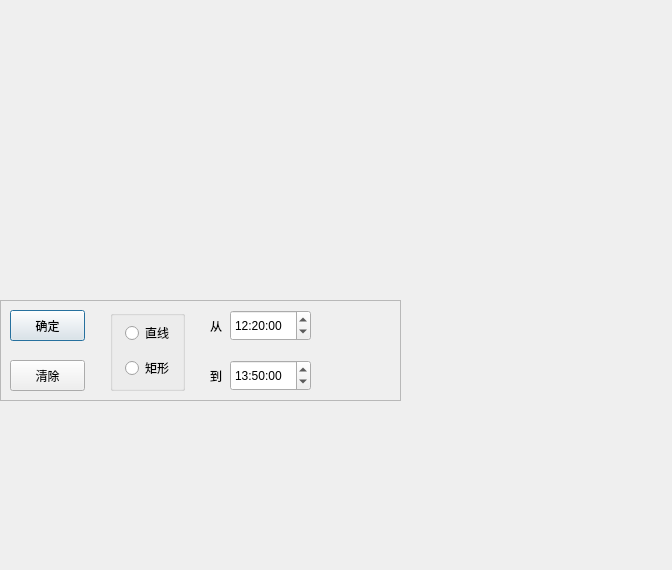
Qt form SystemTest/RealTimeAbstract_Qt/RealTimeAbstract_Qt/drawform.ui (ronnyMakhuddin/motion-detect-tiqu) before a commit.
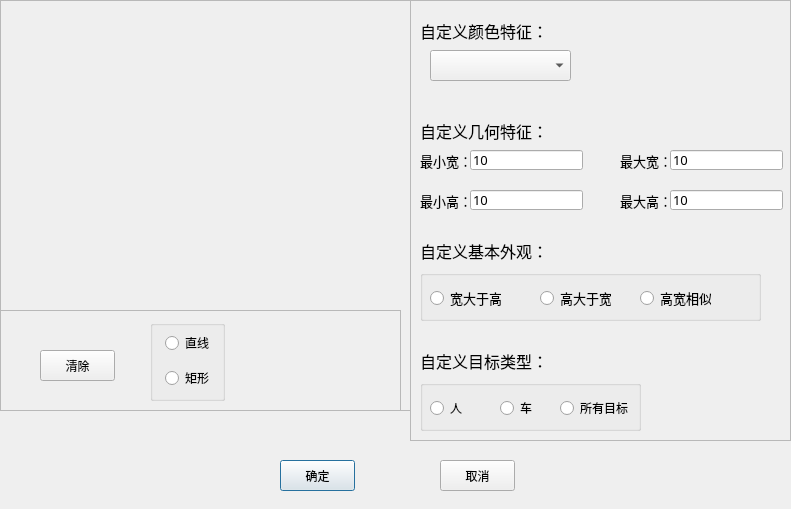
The same form after that commit. Icons and pictures are not drawn.

```diff
--- a/SystemTest/RealTimeAbstract_Qt/RealTimeAbstract_Qt/drawform.ui
+++ b/SystemTest/RealTimeAbstract_Qt/RealTimeAbstract_Qt/drawform.ui
@@ -6,8 +6,8 @@
    <rect>
     <x>0</x>
     <y>0</y>
-    <width>672</width>
-    <height>570</height>
+    <width>791</width>
+    <height>509</height>
    </rect>
   </property>
   <property name="windowTitle">
@@ -17,29 +17,29 @@
    <iconset resource="mainwindow.qrc">
     <normaloff>:/MainWindow/Resources/windowIcon.png</normaloff>:/MainWindow/Resources/windowIcon.png</iconset>
   </property>
-  <widget class="QLabel" name="image_label">
+  <widget class="QPushButton" name="ok_button">
    <property name="geometry">
     <rect>
-     <x>0</x>
-     <y>0</y>
-     <width>400</width>
-     <height>300</height>
+     <x>280</x>
+     <y>460</y>
+     <width>75</width>
+     <height>31</height>
     </rect>
    </property>
    <property name="toolTip">
     <string>在视频上画线进行摘要检索</string>
    </property>
    <property name="text">
-    <string/>
+    <string>确定</string>
    </property>
   </widget>
-  <widget class="QFrame" name="frame">
+  <widget class="QFrame" name="frame_1">
    <property name="geometry">
     <rect>
      <x>0</x>
-     <y>300</y>
-     <width>401</width>
-     <height>101</height>
+     <y>0</y>
+     <width>411</width>
+     <height>411</height>
     </rect>
    </property>
    <property name="frameShape">
@@ -48,143 +48,494 @@
    <property name="frameShadow">
     <enum>QFrame::Raised</enum>
    </property>
-   <widget class="QTimeEdit" name="timeEdit_end">
+   <widget class="QFrame" name="frame">
     <property name="geometry">
      <rect>
-      <x>230</x>
-      <y>60</y>
-      <width>81</width>
-      <height>31</height>
+      <x>0</x>
+      <y>310</y>
+      <width>401</width>
+      <height>101</height>
      </rect>
     </property>
-    <property name="time">
-     <time>
-      <hour>13</hour>
-      <minute>50</minute>
-      <second>0</second>
-     </time>
+    <property name="frameShape">
+     <enum>QFrame::StyledPanel</enum>
     </property>
-   </widget>
-   <widget class="QGroupBox" name="groupBox">
-    <property name="geometry">
-     <rect>
-      <x>110</x>
-      <y>10</y>
-      <width>75</width>
-      <height>81</height>
-     </rect>
+    <property name="frameShadow">
+     <enum>QFrame::Raised</enum>
     </property>
-    <property name="title">
-     <string/>
-    </property>
-    <widget class="QRadioButton" name="line_radiobutton">
+    <widget class="QGroupBox" name="groupBox">
      <property name="geometry">
       <rect>
-       <x>15</x>
-       <y>15</y>
-       <width>51</width>
-       <height>16</height>
+       <x>150</x>
+       <y>10</y>
+       <width>75</width>
+       <height>81</height>
       </rect>
      </property>
-     <property name="toolTip">
-      <string>画一条带箭头的直线，检索按照直线方向运动的视频摘要</string>
+     <property name="title">
+      <string/>
      </property>
-     <property name="text">
-      <string>直线</string>
-     </property>
+     <widget class="QRadioButton" name="line_radiobutton">
+      <property name="geometry">
+       <rect>
+        <x>15</x>
+        <y>15</y>
+        <width>51</width>
+        <height>16</height>
+       </rect>
+      </property>
+      <property name="toolTip">
+       <string>画一条带箭头的直线，检索按照直线方向运动的视频摘要</string>
+      </property>
+      <property name="text">
+       <string>直线</string>
+      </property>
+     </widget>
+     <widget class="QRadioButton" name="rect_radiobutton">
+      <property name="geometry">
+       <rect>
+        <x>15</x>
+        <y>50</y>
+        <width>51</width>
+        <height>16</height>
+       </rect>
+      </property>
+      <property name="toolTip">
+       <string>在视频中画一个矩形，检索进入这个矩形的视频摘要</string>
+      </property>
+      <property name="text">
+       <string>矩形</string>
+      </property>
+     </widget>
     </widget>
-    <widget class="QRadioButton" name="rect_radiobutton">
+    <widget class="QPushButton" name="clear_button">
      <property name="geometry">
       <rect>
-       <x>15</x>
-       <y>50</y>
-       <width>51</width>
-       <height>16</height>
+       <x>40</x>
+       <y>40</y>
+       <width>75</width>
+       <height>31</height>
       </rect>
      </property>
      <property name="toolTip">
       <string>在视频中画一个矩形，检索进入这个矩形的视频摘要</string>
      </property>
      <property name="text">
-      <string>矩形</string>
+      <string>清除</string>
      </property>
     </widget>
    </widget>
-   <widget class="QLabel" name="label_2">
+   <widget class="QLabel" name="image_label">
     <property name="geometry">
      <rect>
-      <x>210</x>
-      <y>60</y>
-      <width>21</width>
-      <height>31</height>
+      <x>0</x>
+      <y>0</y>
+      <width>400</width>
+      <height>300</height>
      </rect>
     </property>
     <property name="text">
-     <string>到</string>
+     <string/>
     </property>
    </widget>
-   <widget class="QLabel" name="label">
+  </widget>
+  <widget class="QFrame" name="frame_2">
+   <property name="geometry">
+    <rect>
+     <x>410</x>
+     <y>0</y>
+     <width>381</width>
+     <height>441</height>
+    </rect>
+   </property>
+   <property name="frameShape">
+    <enum>QFrame::StyledPanel</enum>
+   </property>
+   <property name="frameShadow">
+    <enum>QFrame::Raised</enum>
+   </property>
+   <widget class="QLabel" name="label_4">
     <property name="geometry">
      <rect>
-      <x>210</x>
+      <x>10</x>
       <y>10</y>
-      <width>21</width>
-      <height>31</height>
+      <width>351</width>
+      <height>41</height>
      </rect>
     </property>
+    <property name="font">
+     <font>
+      <family>Agency FB</family>
+      <pointsize>12</pointsize>
+     </font>
+    </property>
     <property name="text">
-     <string>从</string>
+     <string>自定义颜色特征：</string>
     </property>
    </widget>
-   <widget class="QTimeEdit" name="timeEdit_start">
+   <widget class="QComboBox" name="comboBox_color">
     <property name="geometry">
      <rect>
-      <x>230</x>
-      <y>10</y>
-      <width>81</width>
+      <x>20</x>
+      <y>50</y>
+      <width>141</width>
       <height>31</height>
      </rect>
     </property>
-    <property name="time">
-     <time>
-      <hour>12</hour>
-      <minute>20</minute>
-      <second>0</second>
-     </time>
+    <property name="font">
+     <font>
+      <family>Agency FB</family>
+      <pointsize>12</pointsize>
+     </font>
     </property>
    </widget>
-   <widget class="QPushButton" name="ok_button">
+   <widget class="QLabel" name="label_5">
     <property name="geometry">
      <rect>
       <x>10</x>
-      <y>10</y>
-      <width>75</width>
-      <height>31</height>
+      <y>110</y>
+      <width>351</width>
+      <height>41</height>
      </rect>
     </property>
-    <property name="toolTip">
-     <string>点击确定保存</string>
+    <property name="font">
+     <font>
+      <family>Agency FB</family>
+      <pointsize>12</pointsize>
+     </font>
     </property>
     <property name="text">
-     <string>确定</string>
+     <string>自定义几何特征：</string>
     </property>
    </widget>
-   <widget class="QPushButton" name="clear_button">
+   <widget class="QLabel" name="label_6">
     <property name="geometry">
      <rect>
       <x>10</x>
-      <y>60</y>
-      <width>75</width>
-      <height>31</height>
+      <y>190</y>
+      <width>51</width>
+      <height>21</height>
      </rect>
     </property>
-    <property name="toolTip">
-     <string>清除所有画线</string>
+    <property name="font">
+     <font>
+      <family>Agency FB</family>
+      <pointsize>10</pointsize>
+     </font>
     </property>
     <property name="text">
-     <string>清除</string>
+     <string>最小高：</string>
     </property>
    </widget>
+   <widget class="QLabel" name="label_7">
+    <property name="geometry">
+     <rect>
+      <x>210</x>
+      <y>190</y>
+      <width>51</width>
+      <height>21</height>
+     </rect>
+    </property>
+    <property name="font">
+     <font>
+      <family>Agency FB</family>
+      <pointsize>10</pointsize>
+     </font>
+    </property>
+    <property name="text">
+     <string>最大高：</string>
+    </property>
+   </widget>
+   <widget class="QLabel" name="label_8">
+    <property name="geometry">
+     <rect>
+      <x>10</x>
+      <y>150</y>
+      <width>51</width>
+      <height>21</height>
+     </rect>
+    </property>
+    <property name="font">
+     <font>
+      <family>Agency FB</family>
+      <pointsize>10</pointsize>
+     </font>
+    </property>
+    <property name="text">
+     <string>最小宽：</string>
+    </property>
+   </widget>
+   <widget class="QLabel" name="label_9">
+    <property name="geometry">
+     <rect>
+      <x>210</x>
+      <y>150</y>
+      <width>51</width>
+      <height>21</height>
+     </rect>
+    </property>
+    <property name="font">
+     <font>
+      <family>Agency FB</family>
+      <pointsize>10</pointsize>
+     </font>
+    </property>
+    <property name="text">
+     <string>最大宽：</string>
+    </property>
+   </widget>
+   <widget class="QLineEdit" name="lineEdit_minW">
+    <property name="geometry">
+     <rect>
+      <x>60</x>
+      <y>150</y>
+      <width>113</width>
+      <height>20</height>
+     </rect>
+    </property>
+    <property name="font">
+     <font>
+      <family>Agency FB</family>
+      <pointsize>10</pointsize>
+     </font>
+    </property>
+    <property name="text">
+     <string>10</string>
+    </property>
+   </widget>
+   <widget class="QLineEdit" name="lineEdit_maxW">
+    <property name="geometry">
+     <rect>
+      <x>260</x>
+      <y>150</y>
+      <width>113</width>
+      <height>20</height>
+     </rect>
+    </property>
+    <property name="font">
+     <font>
+      <family>Agency FB</family>
+      <pointsize>10</pointsize>
+     </font>
+    </property>
+    <property name="text">
+     <string>10</string>
+    </property>
+   </widget>
+   <widget class="QLineEdit" name="lineEdit_minH">
+    <property name="geometry">
+     <rect>
+      <x>60</x>
+      <y>190</y>
+      <width>113</width>
+      <height>20</height>
+     </rect>
+    </property>
+    <property name="font">
+     <font>
+      <family>Agency FB</family>
+      <pointsize>10</pointsize>
+     </font>
+    </property>
+    <property name="text">
+     <string>10</string>
+    </property>
+   </widget>
+   <widget class="QLineEdit" name="lineEdit_maxH">
+    <property name="geometry">
+     <rect>
+      <x>260</x>
+      <y>190</y>
+      <width>113</width>
+      <height>20</height>
+     </rect>
+    </property>
+    <property name="font">
+     <font>
+      <family>Agency FB</family>
+      <pointsize>10</pointsize>
+     </font>
+    </property>
+    <property name="text">
+     <string>10</string>
+    </property>
+   </widget>
+   <widget class="QLabel" name="label_10">
+    <property name="geometry">
+     <rect>
+      <x>10</x>
+      <y>230</y>
+      <width>351</width>
+      <height>41</height>
+     </rect>
+    </property>
+    <property name="font">
+     <font>
+      <family>Agency FB</family>
+      <pointsize>12</pointsize>
+     </font>
+    </property>
+    <property name="text">
+     <string>自定义基本外观：</string>
+    </property>
+   </widget>
+   <widget class="QGroupBox" name="groupBox_2">
+    <property name="geometry">
+     <rect>
+      <x>10</x>
+      <y>270</y>
+      <width>341</width>
+      <height>51</height>
+     </rect>
+    </property>
+    <property name="title">
+     <string/>
+    </property>
+    <widget class="QRadioButton" name="radioButton_wth">
+     <property name="geometry">
+      <rect>
+       <x>10</x>
+       <y>20</y>
+       <width>71</width>
+       <height>16</height>
+      </rect>
+     </property>
+     <property name="font">
+      <font>
+       <family>Agency FB</family>
+       <pointsize>10</pointsize>
+      </font>
+     </property>
+     <property name="text">
+      <string>宽大于高</string>
+     </property>
+    </widget>
+    <widget class="QRadioButton" name="radioButton_htw">
+     <property name="geometry">
+      <rect>
+       <x>120</x>
+       <y>20</y>
+       <width>71</width>
+       <height>16</height>
+      </rect>
+     </property>
+     <property name="font">
+      <font>
+       <family>Agency FB</family>
+       <pointsize>10</pointsize>
+      </font>
+     </property>
+     <property name="text">
+      <string>高大于宽</string>
+     </property>
+    </widget>
+    <widget class="QRadioButton" name="radioButton_hew">
+     <property name="geometry">
+      <rect>
+       <x>220</x>
+       <y>20</y>
+       <width>71</width>
+       <height>16</height>
+      </rect>
+     </property>
+     <property name="font">
+      <font>
+       <family>Agency FB</family>
+       <pointsize>10</pointsize>
+      </font>
+     </property>
+     <property name="text">
+      <string>高宽相似</string>
+     </property>
+    </widget>
+   </widget>
+   <widget class="QLabel" name="label_11">
+    <property name="geometry">
+     <rect>
+      <x>10</x>
+      <y>340</y>
+      <width>351</width>
+      <height>41</height>
+     </rect>
+    </property>
+    <property name="font">
+     <font>
+      <family>Agency FB</family>
+      <pointsize>12</pointsize>
+     </font>
+    </property>
+    <property name="text">
+     <string>自定义目标类型：</string>
+    </property>
+   </widget>
+   <widget class="QGroupBox" name="groupBox_3">
+    <property name="geometry">
+     <rect>
+      <x>10</x>
+      <y>380</y>
+      <width>221</width>
+      <height>51</height>
+     </rect>
+    </property>
+    <property name="title">
+     <string/>
+    </property>
+    <widget class="QRadioButton" name="radioButton_human">
+     <property name="geometry">
+      <rect>
+       <x>10</x>
+       <y>20</y>
+       <width>41</width>
+       <height>16</height>
+      </rect>
+     </property>
+     <property name="text">
+      <string>人</string>
+     </property>
+    </widget>
+    <widget class="QRadioButton" name="radioButton_car">
+     <property name="geometry">
+      <rect>
+       <x>80</x>
+       <y>20</y>
+       <width>41</width>
+       <height>16</height>
+      </rect>
+     </property>
+     <property name="text">
+      <string>车</string>
+     </property>
+    </widget>
+    <widget class="QRadioButton" name="radioButton_all">
+     <property name="geometry">
+      <rect>
+       <x>140</x>
+       <y>20</y>
+       <width>71</width>
+       <height>16</height>
+      </rect>
+     </property>
+     <property name="text">
+      <string>所有目标</string>
+     </property>
+    </widget>
+   </widget>
+  </widget>
+  <widget class="QPushButton" name="cancel_button">
+   <property name="geometry">
+    <rect>
+     <x>440</x>
+     <y>460</y>
+     <width>75</width>
+     <height>31</height>
+    </rect>
+   </property>
+   <property name="toolTip">
+    <string>点击确定保存</string>
+   </property>
+   <property name="text">
+    <string>取消</string>
+   </property>
   </widget>
  </widget>
  <layoutdefault spacing="6" margin="11"/>
```
Left out of the diff: 9 changed lines with no effect on the pictures.
